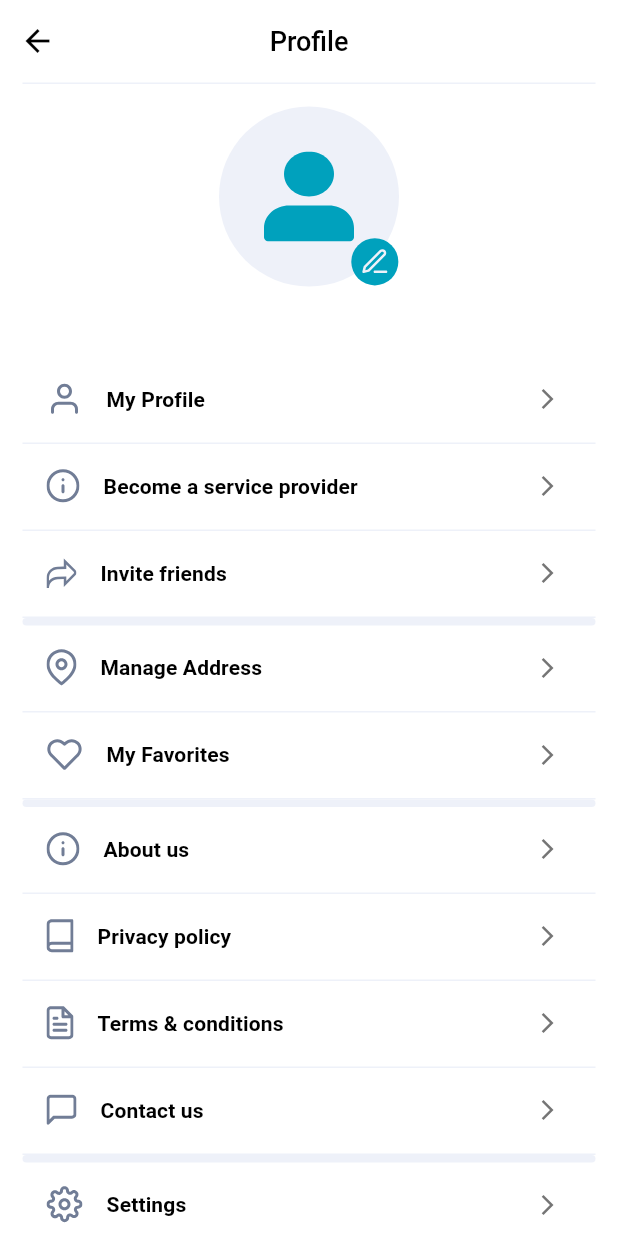
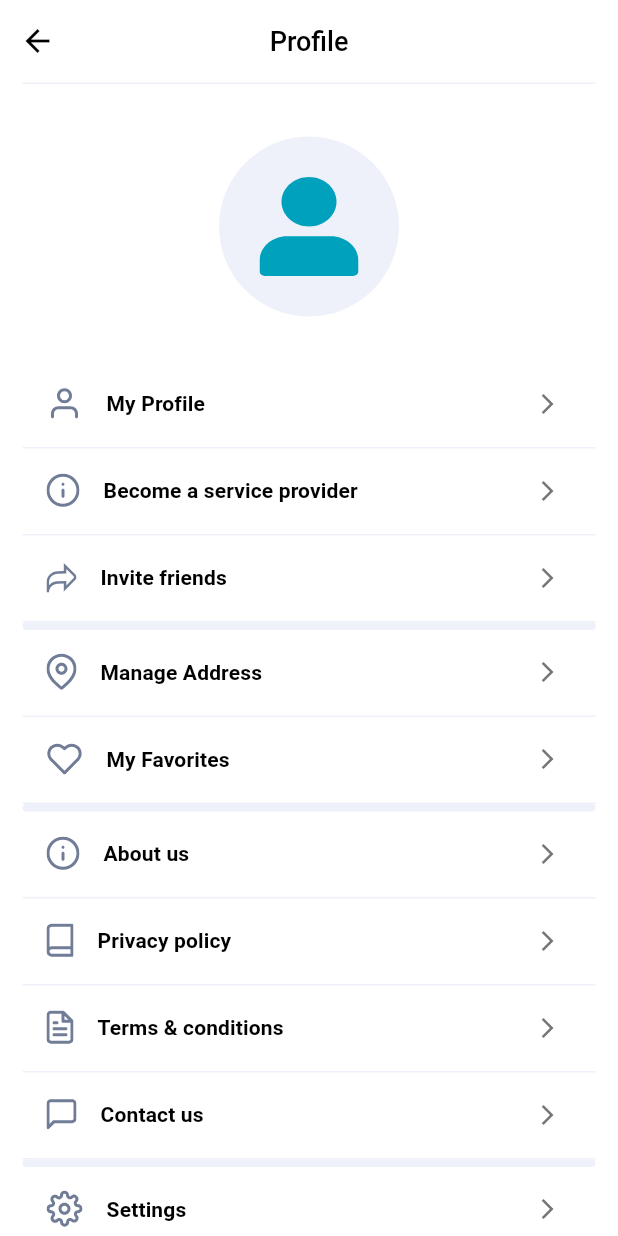
Before and after one commit to Abbas-Nour-Deen/ClickRelease, a Flutter app: the ProfileScreen screen opened directly, on a phone screen of 412 x 824 dp. Run offline on Flutter 3.47's test engine with Material 3 defaults, Android fonts, the phone set to English and light mode, and no system bars; our stand-ins replace another_flutter_splash_screen, auto_size_text, cached_network_image, contained_tab_bar_view, flutter_image_slideshow, flutter_rating_bar and 12 more; missing offline and left inert: choice, dynamic_height_grid_view, otp_pin_field, rating_summary; accounts and stored records are empty.

Commit message:
profile finished

```diff
--- a/lib/controllers/nabar_controller.dart
+++ b/lib/controllers/nabar_controller.dart
@@ -1,7 +1,11 @@
+import 'package:click_release/controllers/location_controller.dart';
 import 'package:get/get.dart';
 import 'package:persistent_bottom_nav_bar/persistent_tab_view.dart';
 
 class NavBarController extends GetxController {
+  final LocationController locationController =
+      Get.put(LocationController(), permanent: true);
+
   final PersistentTabController tabController = PersistentTabController(
     initialIndex: 0,
   );
--- a/lib/data/repo/login_repo.dart
+++ b/lib/data/repo/login_repo.dart
@@ -1,5 +1,6 @@
 import 'package:click_release/data/api/login_api.dart';
 import 'package:get/get.dart';
+import 'package:http/http.dart' as http;
 
 class LoginRepo extends GetxService {
   final LoginApiHandler loginApiHandler;
@@ -26,12 +27,12 @@ class LoginRepo extends GetxService {
         userName: userName);
   }
 
-  Future<Response> updateUser(
+  Future<http.Response> updateUser(
       {userName, sex, phoneNumber, profilePhoto, userID}) async {
     return await loginApiHandler.updateUser(
         profilePhoto: profilePhoto,
         userID: userID,
-        url: "api/client",
+        url: "https://click-server-5.onrender.com/api/client",
         phoneNumber: phoneNumber,
         sex: sex,
         userName: userName);
--- a/lib/screens/home_screens/home_screen.dart
+++ b/lib/screens/home_screens/home_screen.dart
@@ -16,9 +16,6 @@ class HomeScreen extends StatelessWidget {
 
   final NavBarController _navController = Get.find();
   final GlobalKey<ScaffoldState> _scaffoldKey = GlobalKey<ScaffoldState>();
-
-  final LocationController locationController =
-      Get.put(LocationController(), permanent: true);
 
   @override
   Widget build(BuildContext context) {
--- a/lib/screens/profile_screens/profileScreen_widgets/profile_photo.dart
+++ b/lib/screens/profile_screens/profileScreen_widgets/profile_photo.dart
@@ -1,10 +1,14 @@
+import 'dart:io';
 import 'package:click_release/theme/app_theme.dart';
 import 'package:flutter/material.dart';
 import 'package:flutter_svg/svg.dart';
 
 class ProfilePhoto extends StatelessWidget {
   final String? imageUrl;
-  const ProfilePhoto({super.key, this.imageUrl});
+  final File? pickedImage;
+  final String type;
+  const ProfilePhoto(
+      {super.key, this.imageUrl, this.pickedImage, required this.type});
 
   @override
   Widget build(BuildContext context) {
@@ -13,26 +17,42 @@ class ProfilePhoto extends StatelessWidget {
         Container(
           height: 120,
           width: 120,
-          padding: const EdgeInsets.all(30),
+          padding: const EdgeInsets.all(2),
           decoration: BoxDecoration(
               color: lightThemeDividerColor,
               borderRadius: BorderRadius.circular(100)),
-          child: imageUrl == null || imageUrl!.isEmpty
+          child: pickedImage != null
               ? ClipRRect(
-                  borderRadius: BorderRadius.circular(0),
-                  child: SvgPicture.asset(
-                    "assets/images/person.svg",
+                  borderRadius: BorderRadius.circular(100),
+                  child: Image.file(
+                    pickedImage!,
+                    fit: BoxFit.cover,
                   ),
                 )
-              : Image.network(
-                  imageUrl!,
-                  fit: BoxFit.fill,
-                ),
+              : imageUrl != null && imageUrl!.isNotEmpty
+                  ? ClipRRect(
+                      borderRadius: BorderRadius.circular(100),
+                      child: Image.network(
+                        imageUrl!,
+                        fit: BoxFit.cover,
+                      ),
+                    )
+                  : Padding(
+                      padding: const EdgeInsets.all(25.0),
+                      child: ClipRRect(
+                        borderRadius: BorderRadius.circular(0),
+                        child: SvgPicture.asset(
+                          "assets/images/person.svg",
+                        ),
+                      ),
+                    ),
         ),
         Positioned(
             bottom: 0,
             right: 0,
-            child: SvgPicture.asset("assets/icons/edit_btn.svg")),
+            child: type == 'editable'
+                ? SvgPicture.asset("assets/icons/edit_btn.svg")
+                : Container())
       ],
     );
   }
--- a/lib/screens/profile_screens/profile_screen.dart
+++ b/lib/screens/profile_screens/profile_screen.dart
@@ -36,18 +36,17 @@ class ProfileScreen extends StatelessWidget {
 
   Widget profilePhoto() {
     return Container(
-      alignment: Alignment.center,
-      child: Column(
-        children: [
-          const ProfilePhoto(),
-          const SizedBox(
-            height: 13,
+      margin: const EdgeInsets.symmetric(vertical: 20),
+      child: Center(
+        child: GetBuilder<LoginController>(
+          id: 'profilePhoto',
+          dispose: (state) => loginController.pickedProfilePhoto = null,
+          builder: (controller) => ProfilePhoto(
+            type: 'noteditable',
+            imageUrl: loginController.currentUser.profilePhoto,
+            pickedImage: loginController.pickedProfilePhoto,
           ),
-          Text(
-            loginController.currentUser.clientUsername,
-            style: Get.textTheme.titleMedium,
-          )
-        ],
+        ),
       ),
     );
   }
--- a/lib/screens/regestration_Screens/createAccount_screen.dart
+++ b/lib/screens/regestration_Screens/createAccount_screen.dart
@@ -1,11 +1,8 @@
 import 'package:click_release/controllers/login_controller.dart';
 import 'package:click_release/models/gender_model.dart';
-import 'package:click_release/theme/app_theme.dart';
 import 'package:click_release/theme/constant_designs.dart';
-import 'package:click_release/widgets/nav_bar.dart';
 import 'package:click_release/widgets/public_widgets/custome_btn.dart';
 import 'package:click_release/widgets/public_widgets/custome_input.dart';
-import 'package:dropdown_button2/dropdown_button2.dart';
 import 'package:flutter/material.dart';
 import 'package:get/get.dart';
 
```
Also changed, not shown: lib/controllers/location_controller.dart (+6 -2 lines), lib/controllers/login_controller.dart (+31 -4 lines), lib/data/api/login_api.dart (+29 -14 lines), lib/screens/profile_screens/editProfile_screen.dart (+15 -5 lines), lib/screens/regestration_Screens/otp_screen.dart (+0 -10 lines).
